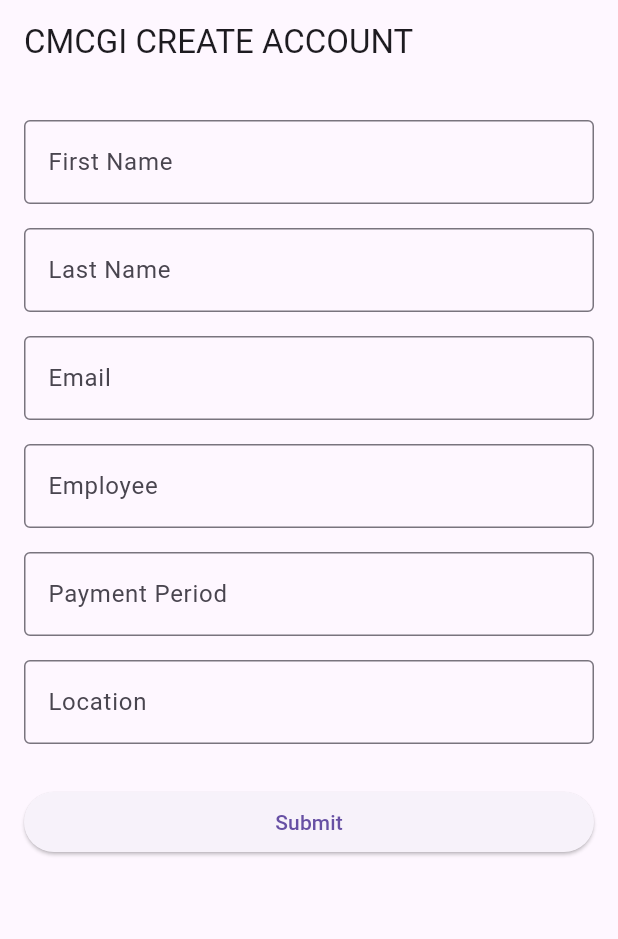
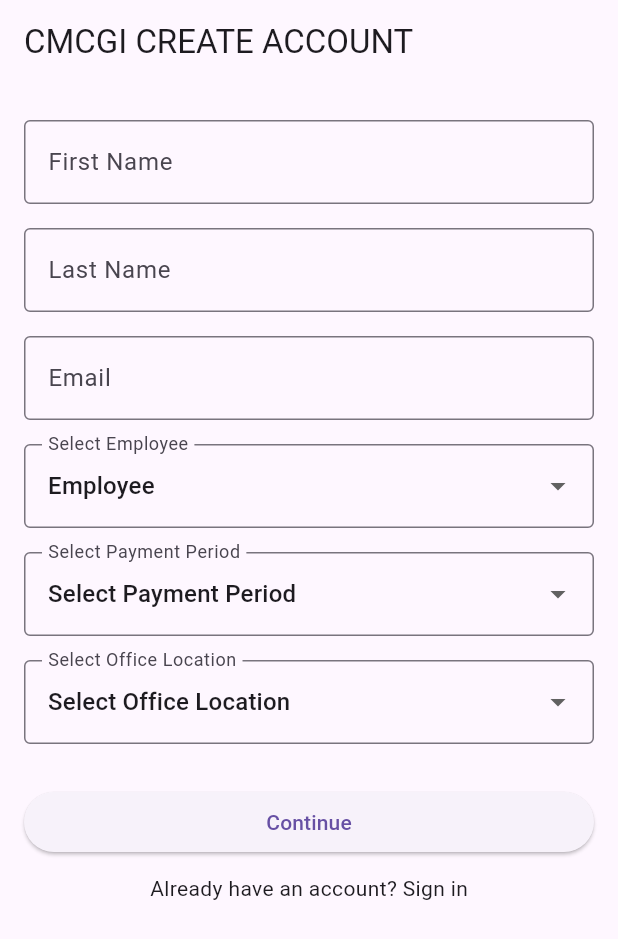
Before and after one commit to wellplauyed/flutter_application_1, a Flutter app: the screen it shows after launch, on a phone screen of 412 x 824 dp. Shown: the top 939 px of the screen. Run offline on Flutter 3.47's test engine with Material 3 defaults, Android fonts, the light colour scheme and no system bars.

Commit message:
New Update

```diff
--- a/lib/FrontEnd/RegistrationForm.dart
+++ b/lib/FrontEnd/RegistrationForm.dart
@@ -11,9 +11,24 @@
   String firstName = '';
   String lastName = '';
   String email = '';
-  String employee = '';
-  String paymentPeriod = '';
-  String location = '';
+  String selectedEmployee = 'Employee';
+  List<String> employeeList = <String>['Employee'];
+
+  String selectedPaymentPeriod = 'Select Payment Period';
+  List<String> paymentList = <String>[
+    'Select Payment Period',
+    'Weekly',
+    'Semi-Monthly',
+  ];
+
+  String selectedLocation = 'Select Office Location';
+  List<String> locationList = <String>[
+    'Select Office Location',
+    'Cebu, PH',
+    'Chicago, US',
+    'LoS Angeles, US',
+    'Manila, PH',
+  ];
 
   @override
   Widget build(BuildContext context) {
@@ -41,37 +56,105 @@
                 validatorMsg: 'Please enter email',
                 keyboardType: TextInputType.emailAddress,
               ),
-              buildTextFormField(
-                label: 'Employee',
-                onSaved: (value) => employee = value ?? '',
-                validatorMsg: 'Please enter employee',
+
+              // Employee Dropdown
+              Padding(
+                padding: const EdgeInsets.symmetric(vertical: 8),
+                child: DropdownButtonFormField<String>(
+                  value: selectedEmployee,
+                  items: employeeList.map((String employee) {
+                    return DropdownMenuItem<String>(
+                      value: employee,
+                      child: Text(employee),
+                    );
+                  }).toList(),
+                  onChanged: (String? newValue) {
+                    setState(() {
+                      selectedEmployee = newValue!;
+                    });
+                  },
+                  decoration: InputDecoration(
+                    labelText: 'Select Employee',
+                    border: OutlineInputBorder(),
+                  ),
+                ),
               ),
-              buildTextFormField(
-                label: 'Payment Period',
-                onSaved: (value) => paymentPeriod = value ?? '',
-                validatorMsg: 'Please enter payment period',
+
+              // Payment Period Dropdown
+              Padding(
+                padding: const EdgeInsets.symmetric(vertical: 8),
+                child: DropdownButtonFormField<String>(
+                  value: selectedPaymentPeriod,
+                  items: paymentList.map((String period) {
+                    return DropdownMenuItem<String>(
+                      value: period,
+                      child: Text(period),
+                    );
+                  }).toList(),
+                  onChanged: (String? newValue) {
+                    setState(() {
+                      selectedPaymentPeriod = newValue!;
+                    });
+                  },
+                  decoration: InputDecoration(
+                    labelText: 'Select Payment Period',
+                    border: OutlineInputBorder(),
+                  ),
+                  validator: (value) {
+                    if (value == 'Select Payment Period') {
+                      return 'Please select a payment period';
+                    }
+                    return null;
+                  },
+                ),
               ),
-              buildTextFormField(
-                label: 'Location',
-                onSaved: (value) => location = value ?? '',
-                validatorMsg: 'Please enter location',
+
+              // Location Dropdown
+              Padding(
+                padding: const EdgeInsets.symmetric(vertical: 8),
+                child: DropdownButtonFormField<String>(
+                  value: selectedLocation,
+                  items: locationList.map((String location) {
+                    return DropdownMenuItem<String>(
+                      value: location,
+                      child: Text(location),
+                    );
+                  }).toList(),
+                  onChanged: (String? newValue) {
+                    setState(() {
+                      selectedLocation = newValue!;
+                    });
+                  },
+                  decoration: InputDecoration(
+                    labelText: 'Select Office Location',
+                    border: OutlineInputBorder(),
+                  ),
+                  validator: (value) {
+                    if (value == 'Select Office Location') {
+                      return 'Please select a location';
+                    }
+                    return null;
+                  },
+                ),
               ),
+
               SizedBox(height: 20),
               ElevatedButton(
                 onPressed: () {
                   if (_formKey.currentState!.validate()) {
                     _formKey.currentState!.save();
-                    // Now you have all values, do something with them
                     print('First Name: $firstName');
                     print('Last Name: $lastName');
                     print('Email: $email');
-                    print('Employee: $employee');
-                    print('Payment Period: $paymentPeriod');
-                    print('Location: $location');
+                    print('Employee: $selectedEmployee');
+                    print('Payment Period: $selectedPaymentPeriod');
+                    print('Location: $selectedLocation');
                   }
                 },
-                child: Text('Submit'),
+                child: Text('Continue'),
               ),
+              SizedBox(height: 10),
+              Center(child: Text('Already have an account? Sign in')),
             ],
           ),
         ),
```
